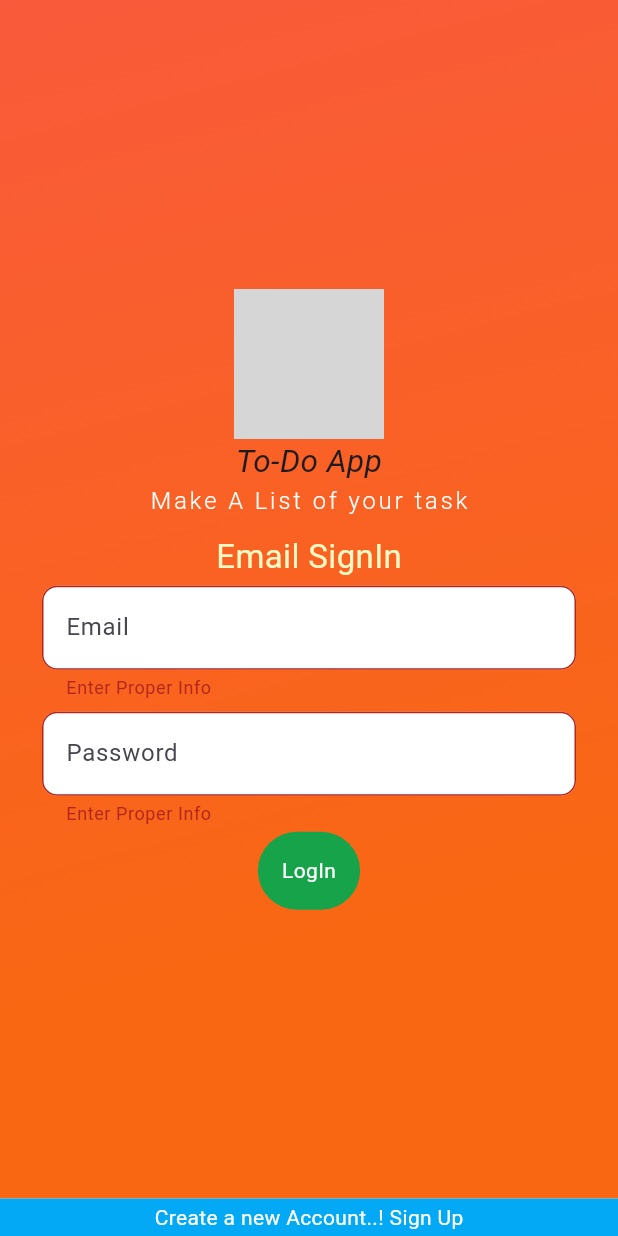
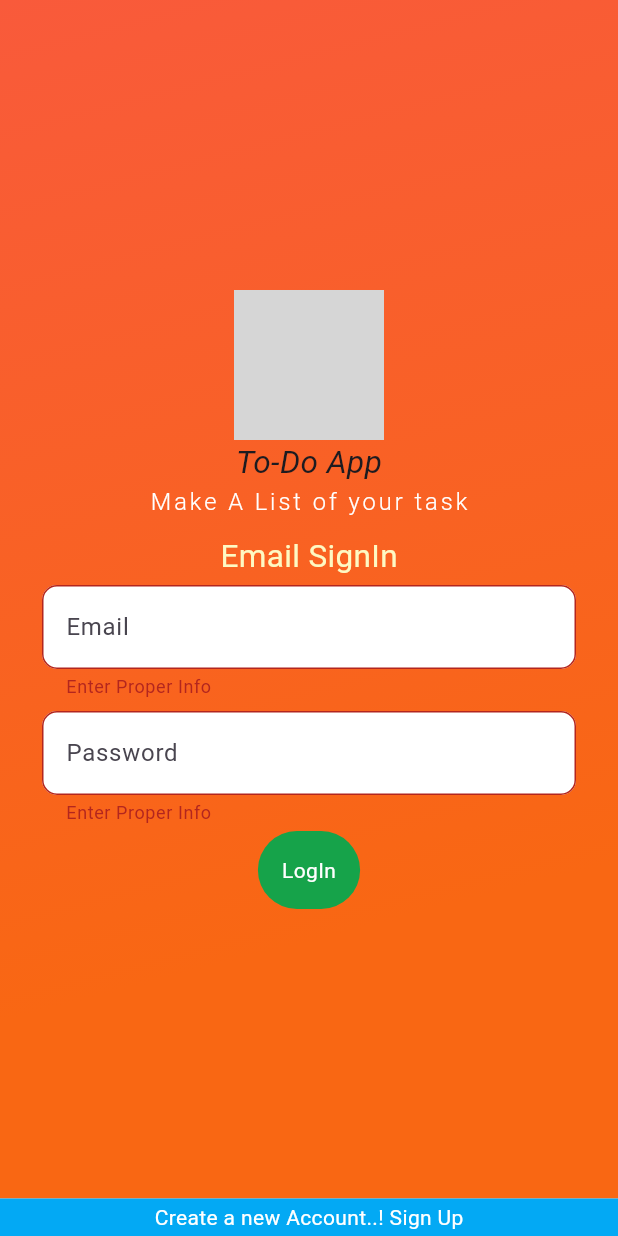
Before and after one commit to BruktawitWondmenew/To-Do-List-App, a Flutter app: the screen it shows after launch, after a tap on "LogIn", on a phone screen of 412 x 824 dp. Run offline on Flutter 3.47's test engine with Material 3 defaults, Android fonts, the phone set to English and light mode, and no system bars; drawn by our look-alikes of velocity_x; our stand-ins replace flutter_slidable, jwt_decoder, shared_preferences; network calls fail; grey boxes are pictures that could not be loaded.

Commit message:
adjust size

```diff
--- a/flutter_todo_app/lib/loginPage.dart
+++ b/flutter_todo_app/lib/loginPage.dart
@@ -101,7 +101,7 @@ class _SignInPageState extends State<SignInPage> {
                 children: <Widget>[
                   CommonLogo(),
                   HeightBox(10),
-                  "Email SignIn".text.size(22).yellow100.make(),
+                  "Email SignIn".text.size(21).yellow100.make(),
                   TextField(
                     controller: emailController,
                     keyboardType: TextInputType.text,
```
